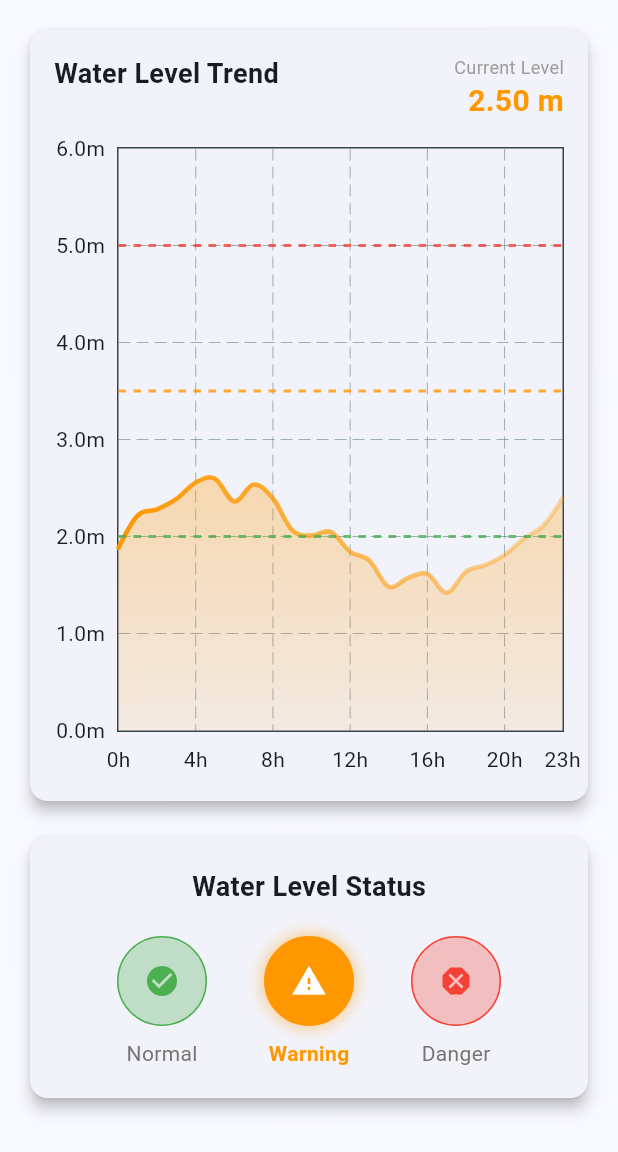
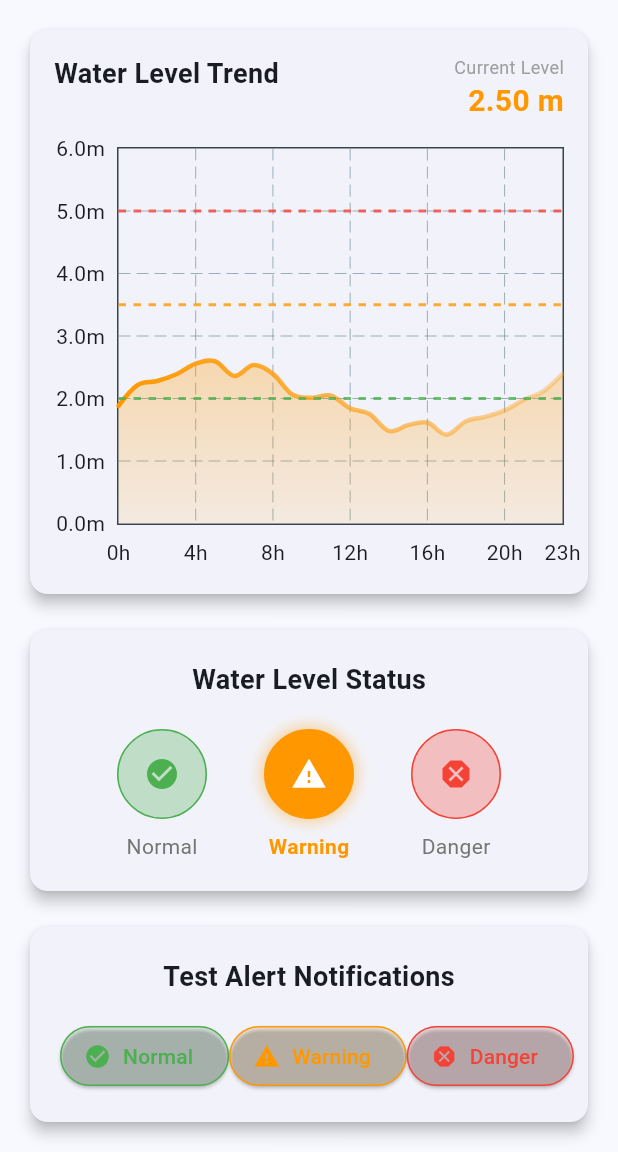
Before and after one commit to AlienWolfX/HydroAlert, a Flutter app: the screen it shows after launch, on a phone screen of 412 x 824 dp, the part 84-1236 px from its top. Run offline on Flutter 3.47's test engine with Material 3 defaults, Android fonts, the phone set to English and light mode, and no system bars; drawn by our look-alikes of fl_chart; our stand-ins replace flutter_local_notifications.

Commit message:
Added custom notification sounds

```diff
--- a/lib/main.dart
+++ b/lib/main.dart
@@ -48,6 +48,7 @@
   @override
   void initState() {
     super.initState();
+    _debugSoundFiles();
     _initializeNotifications();
     _generateSampleData();
     // _simulateRealTimeData(); // Disabled simulation
@@ -71,23 +72,79 @@
         );
 
     await flutterLocalNotificationsPlugin.initialize(initializationSettings);
+
+    // Create notification channels with custom sounds
+    await _createNotificationChannels();
+  }
+
+  Future<void> _createNotificationChannels() async {
+    // Create separate channels for each alert type with custom sounds
+    final AndroidNotificationChannel warningChannel =
+        AndroidNotificationChannel(
+          'hydroalert_warning',
+          'HydroAlert Warning',
+          description: 'Warning level water alerts',
+          importance: Importance.high,
+          sound: const RawResourceAndroidNotificationSound('warning'),
+          enableVibration: true,
+        );
+
+    final AndroidNotificationChannel dangerChannel = AndroidNotificationChannel(
+      'hydroalert_danger',
+      'HydroAlert Danger',
+      description: 'Critical water level alerts',
+      importance: Importance.max,
+      sound: const RawResourceAndroidNotificationSound('danger'),
+      enableVibration: true,
+    );
+
+    final flutterLocalNotificationsPlugin = FlutterLocalNotificationsPlugin();
+
+    // Create the channels
+    await flutterLocalNotificationsPlugin
+        .resolvePlatformSpecificImplementation<
+          AndroidFlutterLocalNotificationsPlugin
+        >()
+        ?.createNotificationChannel(warningChannel);
+
+    await flutterLocalNotificationsPlugin
+        .resolvePlatformSpecificImplementation<
+          AndroidFlutterLocalNotificationsPlugin
+        >()
+        ?.createNotificationChannel(dangerChannel);
   }
 
   Future<void> _showNotification(
     String title,
     String body, {
     bool isUrgent = false,
+    String? soundFileName,
   }) async {
+    // Choose the appropriate channel based on urgency and sound
+    String channelId;
+    if (soundFileName == 'danger') {
+      channelId = 'hydroalert_danger';
+    } else if (soundFileName == 'warning') {
+      channelId = 'hydroalert_warning';
+    } else {
+      channelId = 'hydroalert_warning'; // fallback
+    }
+
     AndroidNotificationDetails androidPlatformChannelSpecifics =
         AndroidNotificationDetails(
-          'hydroalert_channel',
-          'HydroAlert Notifications',
-          channelDescription: 'Notifications for water level alerts',
+          channelId,
+          channelId == 'hydroalert_danger'
+              ? 'HydroAlert Danger'
+              : 'HydroAlert Warning',
+          channelDescription: channelId == 'hydroalert_danger'
+              ? 'Critical water level alerts'
+              : 'Warning level water alerts',
           importance: isUrgent ? Importance.max : Importance.high,
           priority: isUrgent ? Priority.max : Priority.high,
           color: isUrgent ? Colors.red : Colors.orange,
           playSound: true,
           enableVibration: true,
+          // Don't set sound here - it's already set in the channel
         );
 
     const DarwinNotificationDetails iOSPlatformChannelSpecifics =
@@ -95,6 +152,7 @@
           presentAlert: true,
           presentBadge: true,
           presentSound: true,
+          sound: 'default', // iOS will use default sound for now
         );
 
     NotificationDetails platformChannelSpecifics = NotificationDetails(
@@ -116,6 +174,7 @@
         _showNotification(
           'Warning: High Water Level',
           'Water level has reached ${currentWaterLevel.toStringAsFixed(2)}m. Please monitor closely.',
+          soundFileName: 'warning',
         );
         break;
       case WaterLevelStatus.danger:
@@ -123,12 +182,17 @@
           'DANGER: Critical Water Level',
           'Water level has reached ${currentWaterLevel.toStringAsFixed(2)}m. Immediate action required!',
           isUrgent: true,
+          soundFileName: 'danger',
         );
         break;
       case WaterLevelStatus.normal:
-        _showNotification(
-          'Normal Water Level',
-          'Water level is normal at ${currentWaterLevel.toStringAsFixed(2)}m.',
+        // Normal water levels don't trigger notifications
+        ScaffoldMessenger.of(context).showSnackBar(
+          const SnackBar(
+            content: Text('Normal water level - no notification needed'),
+            duration: Duration(seconds: 2),
+            backgroundColor: Colors.green,
+          ),
         );
         break;
     }
@@ -208,6 +272,17 @@
       case WaterLevelStatus.danger:
         return Colors.red;
     }
+  }
+
+  // Add a method to test if sound files exist
+  void _debugSoundFiles() {
+    print('Testing notification sounds...');
+    print(
+      'Warning sound file should be in: android/app/src/main/res/raw/warning',
+    );
+    print(
+      'Danger sound file should be in: android/app/src/main/res/raw/danger',
+    );
   }
 
   @override
@@ -445,52 +520,66 @@
             const SizedBox(height: 16),
 
             // Test Notification Buttons
-            // Card(
-            //   elevation: 4,
-            //   child: Padding(
-            //     padding: const EdgeInsets.all(20.0),
-            //     child: Column(
-            //       children: [
-            //         const Text(
-            //           'Test Notifications',
-            //           style: TextStyle(
-            //             fontSize: 18,
-            //             fontWeight: FontWeight.bold,
-            //           ),
-            //         ),
-            //         const SizedBox(height: 16),
-            //         Row(
-            //           mainAxisAlignment: MainAxisAlignment.spaceEvenly,
-            //           children: [
-            //             ElevatedButton.icon(
-            //               onPressed: () => _triggerTestNotification(
-            //                 WaterLevelStatus.warning,
-            //               ),
-            //               icon: const Icon(Icons.warning, color: Colors.orange),
-            //               label: const Text('Warning'),
-            //               style: ElevatedButton.styleFrom(
-            //                 backgroundColor: Colors.orange.withOpacity(0.1),
-            //                 foregroundColor: Colors.orange,
-            //                 side: const BorderSide(color: Colors.orange),
-            //               ),
-            //             ),
-            //             ElevatedButton.icon(
-            //               onPressed: () =>
-            //                   _triggerTestNotification(WaterLevelStatus.danger),
-            //               icon: const Icon(Icons.dangerous, color: Colors.red),
-            //               label: const Text('Danger'),
-            //               style: ElevatedButton.styleFrom(
-            //                 backgroundColor: Colors.red.withOpacity(0.1),
-            //                 foregroundColor: Colors.red,
-            //                 side: const BorderSide(color: Colors.red),
-            //               ),
-            //             ),
-            //           ],
-            //         ),
-            //       ],
-            //     ),
-            //   ),
-            // ),
+            Card(
+              elevation: 4,
+              child: Padding(
+                padding: const EdgeInsets.all(20.0),
+                child: Column(
+                  children: [
+                    const Text(
+                      'Test Alert Notifications',
+                      style: TextStyle(
+                        fontSize: 18,
+                        fontWeight: FontWeight.bold,
+                      ),
+                    ),
+                    const SizedBox(height: 16),
+                    Row(
+                      mainAxisAlignment: MainAxisAlignment.spaceEvenly,
+                      children: [
+                        ElevatedButton.icon(
+                          onPressed: () =>
+                              _triggerTestNotification(WaterLevelStatus.normal),
+                          icon: const Icon(
+                            Icons.check_circle,
+                            color: Colors.green,
+                          ),
+                          label: const Text('Normal'),
+                          style: ElevatedButton.styleFrom(
+                            backgroundColor: Colors.green.withOpacity(0.1),
+                            foregroundColor: Colors.green,
+                            side: const BorderSide(color: Colors.green),
+                          ),
+                        ),
+                        ElevatedButton.icon(
+                          onPressed: () => _triggerTestNotification(
+                            WaterLevelStatus.warning,
+                          ),
+                          icon: const Icon(Icons.warning, color: Colors.orange),
+                          label: const Text('Warning'),
+                          style: ElevatedButton.styleFrom(
+                            backgroundColor: Colors.orange.withOpacity(0.1),
+                            foregroundColor: Colors.orange,
+                            side: const BorderSide(color: Colors.orange),
+                          ),
+                        ),
+                        ElevatedButton.icon(
+                          onPressed: () =>
+                              _triggerTestNotification(WaterLevelStatus.danger),
+                          icon: const Icon(Icons.dangerous, color: Colors.red),
+                          label: const Text('Danger'),
+                          style: ElevatedButton.styleFrom(
+                            backgroundColor: Colors.red.withOpacity(0.1),
+                            foregroundColor: Colors.red,
+                            side: const BorderSide(color: Colors.red),
+                          ),
+                        ),
+                      ],
+                    ),
+                  ],
+                ),
+              ),
+            ),
           ],
         ),
       ),
--- a/pubspec.yaml
+++ b/pubspec.yaml
@@ -59,9 +59,8 @@
   uses-material-design: true
 
   # To add assets to your application, add an assets section, like this:
-  # assets:
-  #   - images/a_dot_burr.jpeg
-  #   - images/a_dot_ham.jpeg
+  assets:
+    - assets/sounds/
 
   # An image asset can refer to one or more resolution-specific "variants", see
   # https://flutter.dev/to/resolution-aware-images
```
Also changed, not shown: 4 other files.
